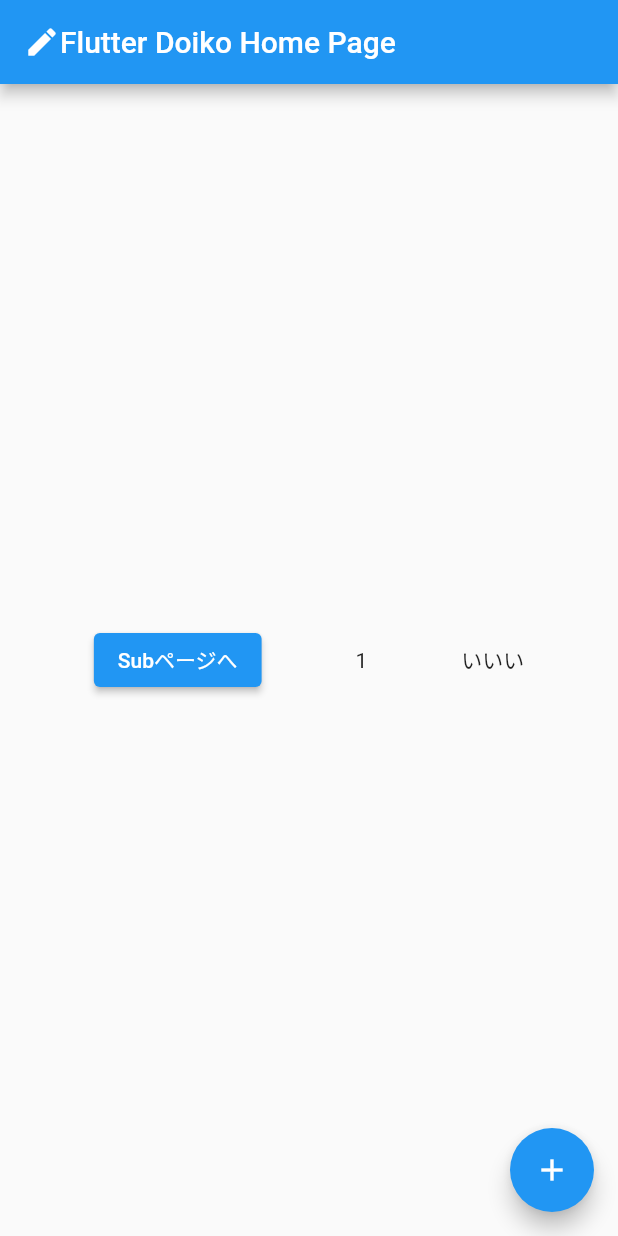
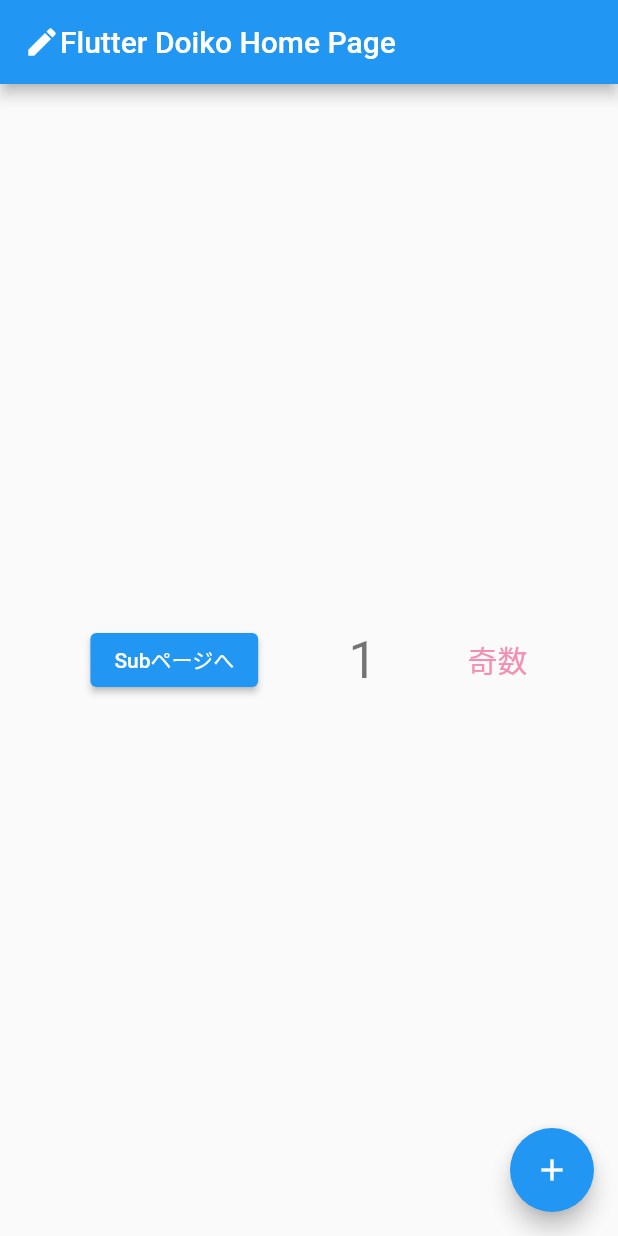
Before and after one commit to doiko123/Flutter_learn, a Flutter app: the screen it shows after launch, after a tap on the "add" icon, on a phone screen of 412 x 824 dp. Run offline on Flutter 3.47's test engine with Material 2 defaults, Android fonts, the phone set to English and light mode, and no system bars.

Commit message:
setState()の中で_counterの数値によってif分岐させて偶数or奇数を表示させるようにした

```diff
--- a/lib/main.dart
+++ b/lib/main.dart
@@ -29,10 +29,16 @@ class MyHomePage extends StatefulWidget {
 
 class _MyHomePageState extends State<MyHomePage> {
   int _counter = 0;
+  String _type = "偶数";
 
   void _incrementCounter() {
     setState(() {
       _counter++;
+      if (_counter % 2 == 0) {
+        _type = "偶数";
+      } else {
+        _type = "奇数";
+      }
     });
   }
 
@@ -64,8 +70,11 @@ class _MyHomePageState extends State<MyHomePage> {
                 },
                 child: const Text('Subページへ'),
               ),
-              Text('$_counter'),
-              const Text('いいい')
+              Text('$_counter', style: Theme.of(context).textTheme.headline4,),
+              Text(
+                '$_type',
+                style: TextStyle(fontSize: 20, color: Colors.pink[200]),
+              )
             ]),
       ),
       floatingActionButton: FloatingActionButton(
```
